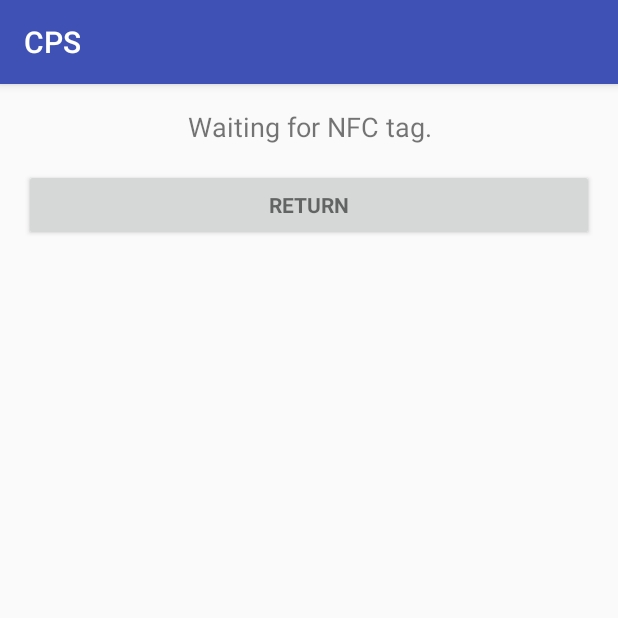
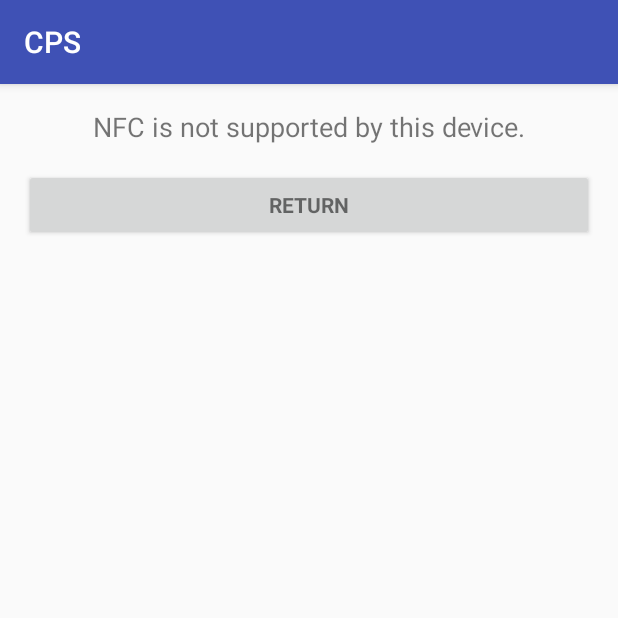
Before and after one commit to FTheron/NfcCashlessPayments, an Android app: the MainActivity screen opened directly, with no data from a screen before it, after a tap on "PAY", on a phone screen of 412 x 824 dp, the top half of it. Run offline under Robolectric (Android 15) with nearby library versions, the phone set to English and light mode, and no system bars.

Commit message:
Merge branch 'master' of I:\CashlessPaymentsGUI
# Conflicts:
#	build.gradle
#	gradle/wrapper/gradle-wrapper.properties

```diff
--- a/app/src/main/AndroidManifest.xml
+++ b/app/src/main/AndroidManifest.xml
@@ -20,7 +20,7 @@
         android:theme="@style/AppTheme">
         <activity
             android:name=".LoginActivity"
-            android:label="@string/app_name"></activity>
+            android:label="@string/app_name"/>
         <activity android:name=".MainActivity">
             <intent-filter>
                 <action android:name="android.intent.action.MAIN" />
--- a/app/src/main/java/za/co/rsadevelopers/android/MoneyTextWatcher.java
+++ b/app/src/main/java/za/co/rsadevelopers/android/MoneyTextWatcher.java
@@ -15,7 +15,7 @@ public class MoneyTextWatcher implements TextWatcher {
     private final WeakReference<EditText> editTextWeakReference;
 
     public MoneyTextWatcher(EditText editText) {
-        editTextWeakReference = new WeakReference<EditText>(editText);
+        editTextWeakReference = new WeakReference<>(editText);
     }
 
     @Override
--- a/app/src/main/java/za/co/rsadevelopers/android/PaymentActivity.java
+++ b/app/src/main/java/za/co/rsadevelopers/android/PaymentActivity.java
@@ -22,6 +22,7 @@ import java.io.IOException;
 import java.io.UnsupportedEncodingException;
 import java.math.BigDecimal;
 import java.text.MessageFormat;
+import java.util.Objects;
 
 import za.co.rsadevelopers.android.helpers.Helper;
 import za.co.rsadevelopers.android.helpers.SQLiteDBHelper;
@@ -36,6 +37,7 @@ public class PaymentActivity extends AppCompatActivity {
     public static final String READ_WAITING = "Waiting for NFC tag.";
     public static final String EMPTY_TAG = "No funds loaded - Tag is Empty.";
     public static final String INSUFFICIENT_FUNDS = "Insufficient funds. Transaction Failed.";
+    public static final String NFC_NOT_SUPPORTED = "NFC is not supported by this device.";
 
     ImageView nfcStatusImage;
     TextView nfcStatusMessage;
@@ -56,7 +58,7 @@ public class PaymentActivity extends AppCompatActivity {
         backButton.setOnClickListener(new View.OnClickListener() {
             @Override
             public void onClick(View view) {
-                completePayment();
+                finish();
             }
         });
 
@@ -66,12 +68,6 @@ public class PaymentActivity extends AppCompatActivity {
         nfcStatusMessage = findViewById(R.id.nfc_status_message);
         nfcStatusMessage.setText(READ_WAITING);
 
-        // initialize the NFC adapter and define Pending Intent.
-        mAdapter = NfcAdapter.getDefaultAdapter(this);
-        if (mAdapter == null) {
-            //nfc not support your device.
-            return;
-        }
         mPendingIntent = PendingIntent.getActivity(
                 this, 0, new Intent(this, getClass()).addFlags(Intent.FLAG_ACTIVITY_SINGLE_TOP), 0);
     }
@@ -84,7 +80,7 @@ public class PaymentActivity extends AppCompatActivity {
 
         // Get payment amount
         monetaryAmount = getIntent().getStringExtra(MainActivity.MONETARY_AMOUNT);
-        isLoad = getIntent().getExtras().getBoolean(MainActivity.IS_LOAD);
+        isLoad = Objects.requireNonNull(getIntent().getExtras()).getBoolean(MainActivity.IS_LOAD);
     }
 
     @Override
@@ -235,17 +231,20 @@ public class PaymentActivity extends AppCompatActivity {
         return new NdefRecord(NdefRecord.TNF_WELL_KNOWN,  NdefRecord.RTD_TEXT,  new byte[0], payload);
     }
 
-    private void completePayment(){
-        finish();
-    }
-
     private void enableNFC(){
-        mAdapter.enableForegroundDispatch(this, mPendingIntent, null, null);
+        mAdapter = NfcAdapter.getDefaultAdapter(this);
+        if(mAdapter==null)
+        {
+            nfcStatusMessage.setText(NFC_NOT_SUPPORTED);
+        }else{
+            mAdapter.enableForegroundDispatch(this, mPendingIntent, null, null);
+        }
     }
 
     private void disableNFC(){
-        NfcAdapter nfcAdapter = NfcAdapter.getDefaultAdapter(this);
-        nfcAdapter.disableForegroundDispatch(this);
+        if (mAdapter!=null){
+            mAdapter.disableForegroundDispatch(this);
+        }
     }
 
     private void saveTransactionToDB(String tagId, BigDecimal amount) {
--- a/app/src/main/res/layout/activity_main.xml
+++ b/app/src/main/res/layout/activity_main.xml
@@ -1,6 +1,5 @@
 <?xml version="1.0" encoding="utf-8"?>
 <android.support.constraint.ConstraintLayout xmlns:android="http://schemas.android.com/apk/res/android"
-    xmlns:app="http://schemas.android.com/apk/res-auto"
     xmlns:tools="http://schemas.android.com/tools"
     android:layout_width="match_parent"
     android:layout_height="match_parent"
--- a/app/src/main/res/layout/activity_payment.xml
+++ b/app/src/main/res/layout/activity_payment.xml
@@ -1,6 +1,5 @@
 <?xml version="1.0" encoding="utf-8"?>
 <android.support.constraint.ConstraintLayout xmlns:android="http://schemas.android.com/apk/res/android"
-    xmlns:app="http://schemas.android.com/apk/res-auto"
     xmlns:tools="http://schemas.android.com/tools"
     android:layout_width="match_parent"
     android:layout_height="match_parent"
@@ -28,7 +27,8 @@
                 android:id="@+id/nfc_payment_status_image"
                 android:layout_width="match_parent"
                 android:layout_height="match_parent"
-                android:gravity="center" />
+                android:gravity="center"
+                android:contentDescription="@string/transaction_result_image"/>
 
             <TextView
                 android:id="@+id/nfc_status_message"
--- a/app/src/main/res/values/strings.xml
+++ b/app/src/main/res/values/strings.xml
@@ -20,4 +20,5 @@
     <string name="return_home">Return</string>
     <string name="sync">sync</string>
     <string name="load">load</string>
+    <string name="transaction_result_image">transaction result image</string>
 </resources>
```
Also changed, not shown: app/src/main/java/za/co/rsadevelopers/android/LoginActivity.java (+5 -17 lines).
